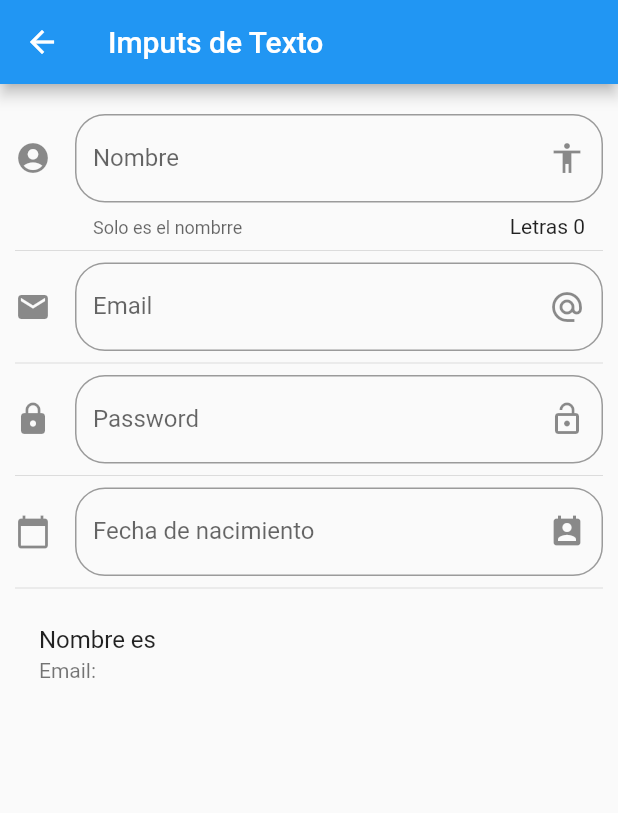
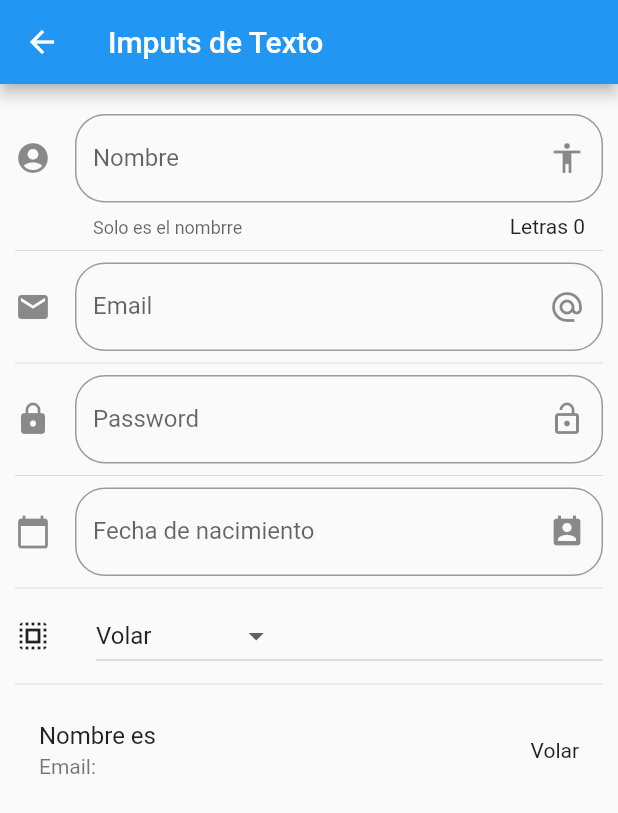
Before and after one commit to ramirexweb/FlutterComponents, a Flutter app: the InputPage screen opened by its route, on a phone screen of 412 x 824 dp. Shown: the top 813 px of the screen. Run offline on Flutter 3.47's test engine with Material 2 defaults, Android fonts, the phone set to English and light mode, and no system bars.

Commit message:
trabajando con un combobox

```diff
--- a/lib/src/pages/input.page.dart
+++ b/lib/src/pages/input.page.dart
@@ -10,6 +10,10 @@ class _InputPageState extends State<InputPage> {
   String _email = '';
   String _password = '';
   String _fecha = '';
+
+  String _opcionSeleccionada = 'Volar';
+
+  List<String> _poderes = ['Volar', 'Rayos X', 'Super Aliento', 'Super Fuerza'];
 
   TextEditingController _inputFieldDateController = new TextEditingController();
   @override
@@ -28,6 +32,8 @@ class _InputPageState extends State<InputPage> {
           _crearPassword(),
           Divider(),
           _crearFecha(context),
+          Divider(),
+          _crearDropdown(),
           Divider(),
           _crearPersona()
         ],
@@ -118,10 +124,46 @@ class _InputPageState extends State<InputPage> {
     }
   }
 
+  List<DropdownMenuItem<String>> getOpcionesDropdown() {
+    List<DropdownMenuItem<String>> lista = [];
+
+    _poderes.forEach((poder) {
+      lista.add(DropdownMenuItem(
+        child: Text(poder),
+        value: poder,
+      ));
+    });
+
+    return lista;
+  }
+
+  Widget _crearDropdown() {
+    return Row(
+      children: [
+        Icon(Icons.select_all),
+        SizedBox(
+          width: 30.0,
+        ),
+        Expanded(
+          child: DropdownButton(
+            value: _opcionSeleccionada,
+            items: getOpcionesDropdown(),
+            onChanged: (opt) {
+              setState(() {
+                _opcionSeleccionada = opt;
+              });
+            },
+          ),
+        )
+      ],
+    );
+  }
+
   Widget _crearPersona() {
     return ListTile(
       title: Text('Nombre es $_nombre'),
       subtitle: Text('Email: $_email'),
+      trailing: Text(_opcionSeleccionada),
     );
   }
 }
```
